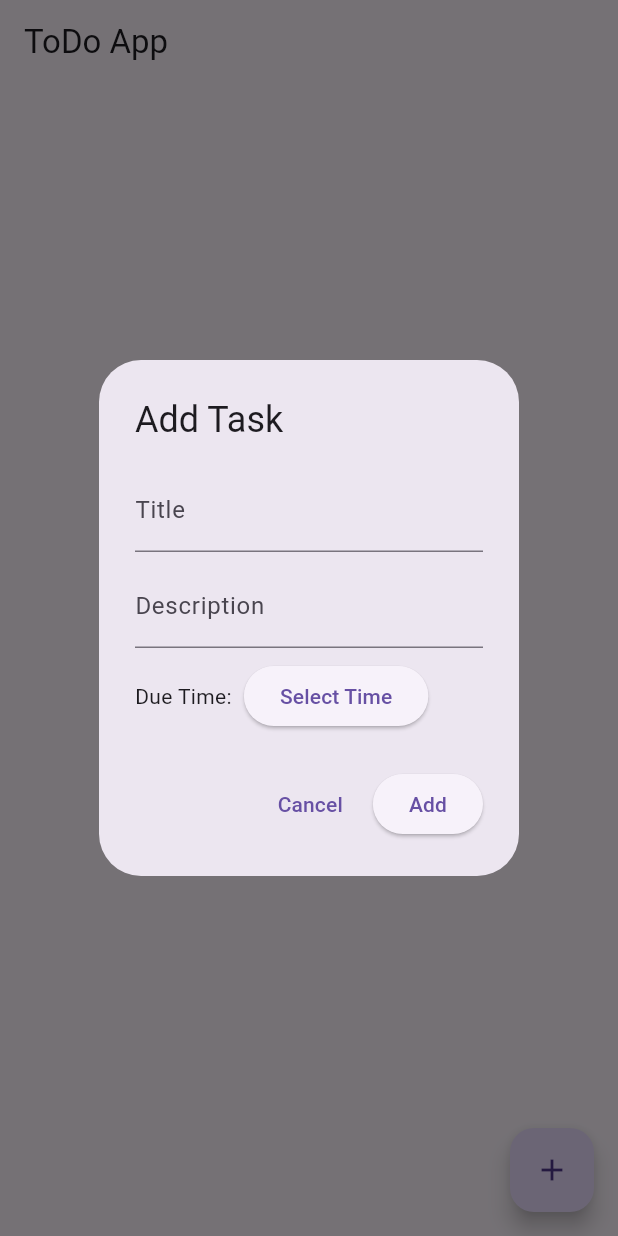
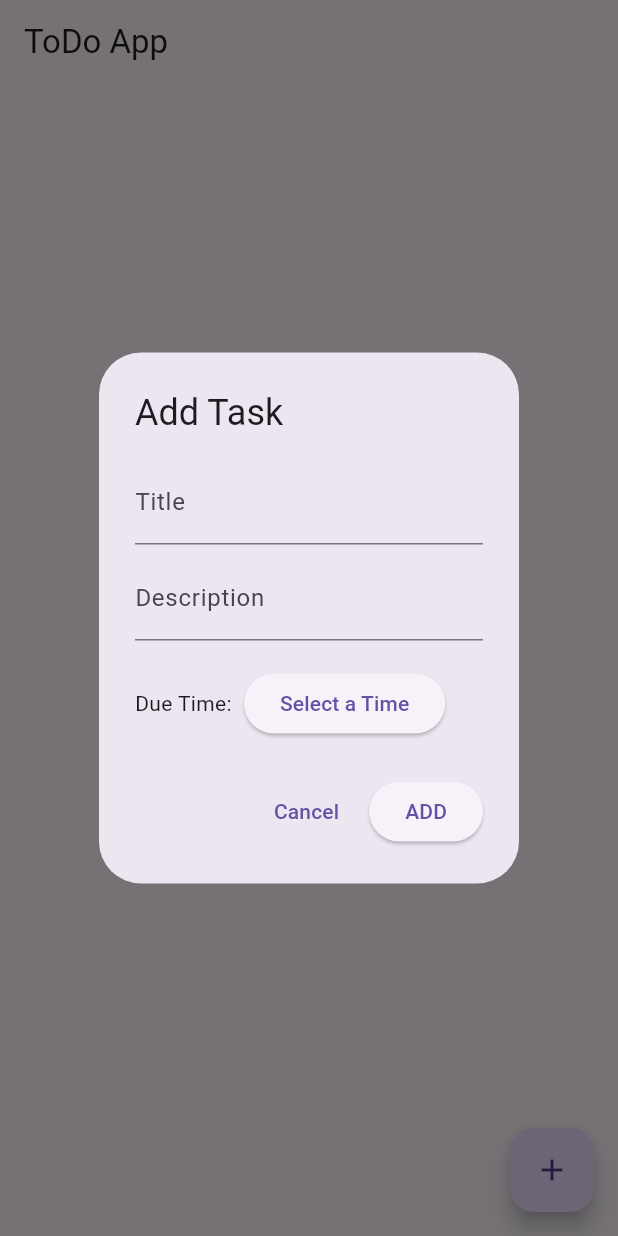
Before and after one commit to nouraismaill/ToDoApp_Project, a Flutter app: the screen it shows after launch, after a tap on the "add" icon, on a phone screen of 412 x 824 dp. Run offline on Flutter 3.47's test engine with Material 3 defaults, Android fonts, the phone set to English and light mode, and no system bars.

Commit message:
Update todo.dart

```diff
--- a/lib/todo.dart
+++ b/lib/todo.dart
@@ -217,7 +217,7 @@ class _ToDoListState extends State<ToDoList> {
                       controller: descriptionController,
                       decoration: InputDecoration(labelText: 'Description'),
                     ),
-                    SizedBox(height: 8.0),
+                    SizedBox(height: 18.0),
                     Row(
                       children: [
                         Text('Due Time:'),
@@ -232,7 +232,7 @@ class _ToDoListState extends State<ToDoList> {
                         SizedBox(width: 8.0),
                         ElevatedButton(
                           onPressed: _selectDueTime,
-                          child: Text('Select Time'),
+                          child: Text('Select a Time'),
                         ),
                       ],
                     ),
@@ -250,7 +250,7 @@ class _ToDoListState extends State<ToDoList> {
                       addTask();
                       Navigator.pop(context);
                     },
-                    child: Text('Add'),
+                    child: Text('ADD'),
                   ),
                 ],
               );
```
